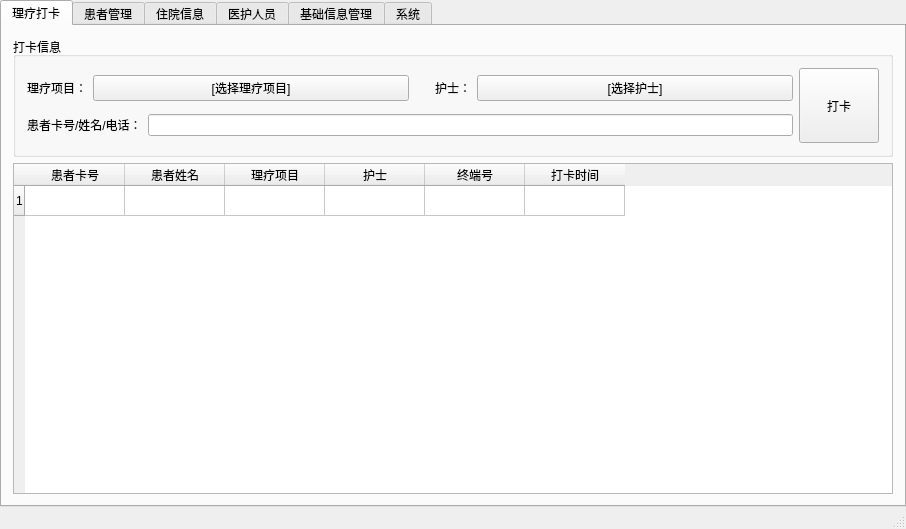
The window that PhysioMgr/MainWindow.ui (yuylong/PhysioMgr) describes before a commit, drawn with Qt 5.
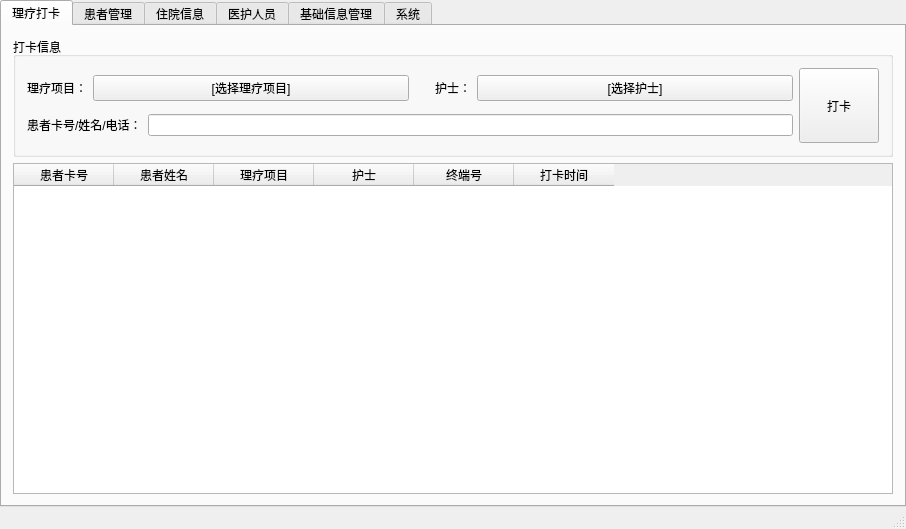
The same window after the commit.

The edit to the form file:
```diff
--- a/PhysioMgr/MainWindow.ui
+++ b/PhysioMgr/MainWindow.ui
@@ -146,12 +146,11 @@
            <enum>QAbstractItemView::SelectRows</enum>
           </property>
           <property name="rowCount">
-           <number>1</number>
+           <number>0</number>
           </property>
           <property name="columnCount">
            <number>6</number>
           </property>
-          <row/>
           <column>
            <property name="text">
             <string>患者卡号</string>
```
